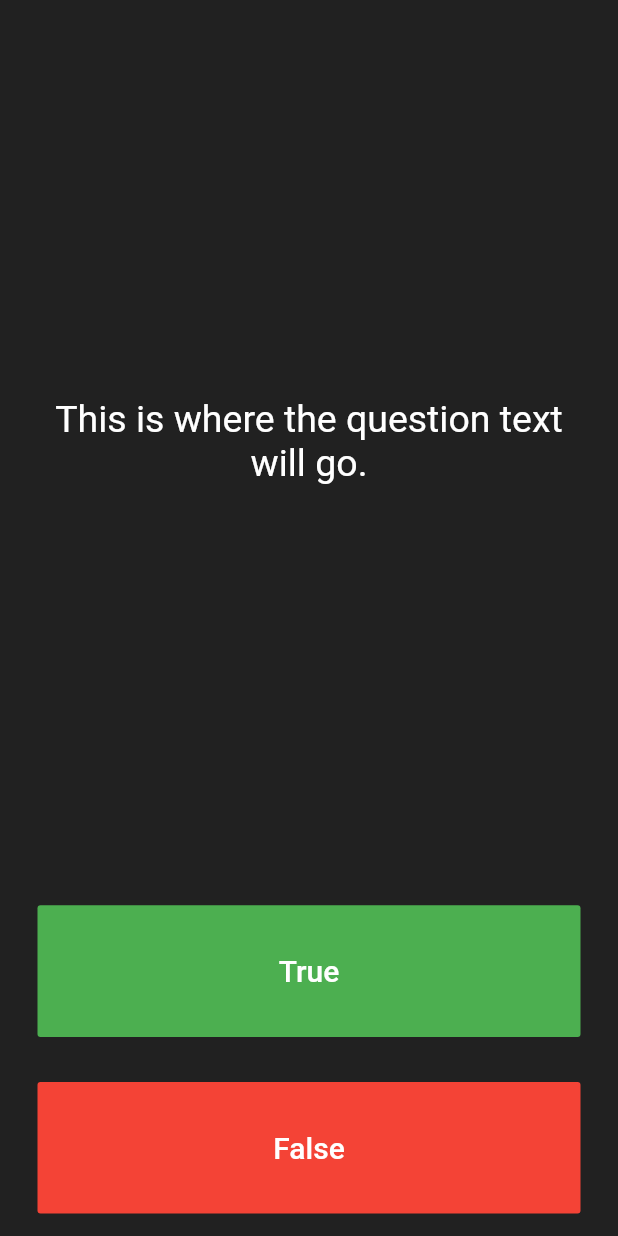
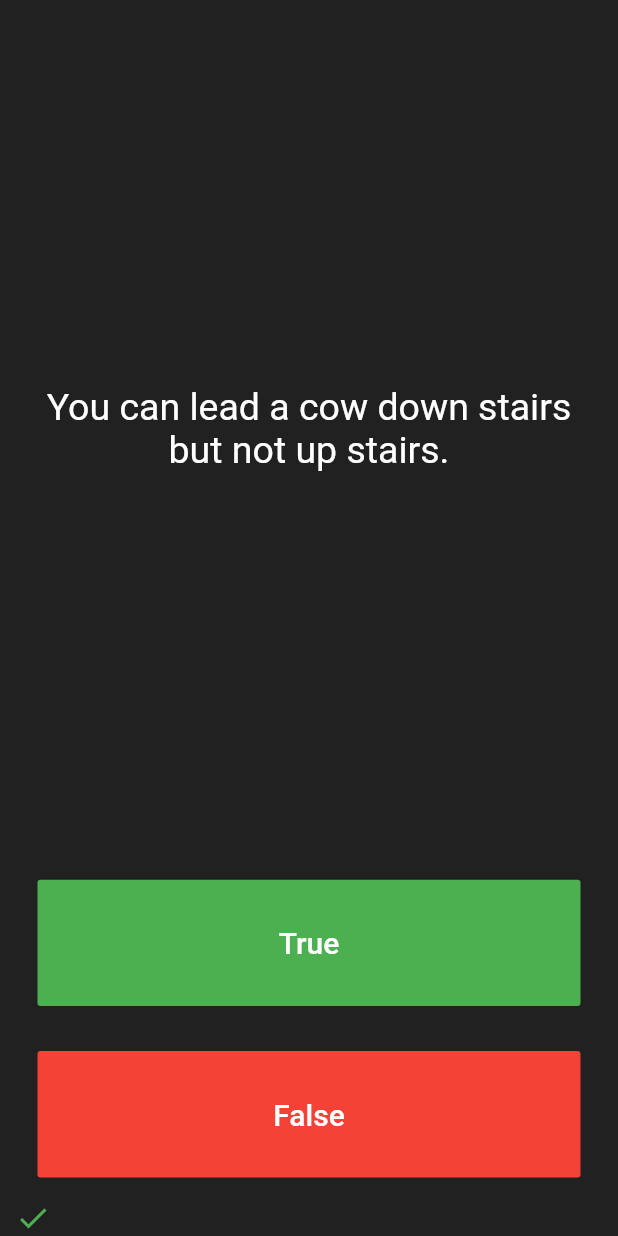
Before and after one commit to whisping/quizzler-flutter, a Flutter app: the screen it shows after launch, after a tap on "True", on a phone screen of 412 x 824 dp. Run offline on Flutter 3.47's test engine with Material 2 defaults, Android fonts, the phone set to English and light mode, and no system bars; our stand-ins replace rflutter_alert.

```diff
--- a/lib/main.dart
+++ b/lib/main.dart
@@ -1,4 +1,8 @@
 import 'package:flutter/material.dart';
+import 'quiz_brain.dart';
+import 'package:rflutter_alert/rflutter_alert.dart';
+
+QuizBrain quizBrain = QuizBrain();
 
 void main() => runApp(Quizzler());
 
@@ -25,8 +29,48 @@ class QuizPage extends StatefulWidget {
 }
 
 class _QuizPageState extends State<QuizPage> {
+  int score = 0;
+  List<Icon> scoreKeeper = [];
 
-  List<Icon> scoreKeeper = [];
+  void checkAnswer (bool userPickedAnswer) {
+    bool correctAnswer = quizBrain.getQuestionAnswer();
+
+    setState(() {
+
+      if (correctAnswer == userPickedAnswer) {
+        scoreKeeper.add(Icon(Icons.done, color: Colors.green,));
+        score += 1;
+      } else {
+        scoreKeeper.add(Icon(Icons.close, color: Colors.red,));
+      }
+      if (quizBrain.isFinished()) {
+        int questionsLength = quizBrain.length();
+        Alert(
+          context: context,
+          type: AlertType.none,
+          title: "FINISH!",
+          desc: "Your score is $score/$questionsLength!",
+          buttons: [
+            DialogButton(
+              child: Text(
+                "Start again",
+                style: TextStyle(color: Colors.white, fontSize: 20),
+              ),
+              onPressed: () => Navigator.pop(context),
+              width: 120,
+            )
+          ],
+        ).show();
+        quizBrain.reset();
+        scoreKeeper = [];
+        score = 0;
+      } else {
+        quizBrain.nextQuestion();
+      }
+    });
+  }
+
+
 
   @override
   Widget build(BuildContext context) {
@@ -40,7 +84,7 @@ class _QuizPageState extends State<QuizPage> {
             padding: EdgeInsets.all(10.0),
             child: Center(
               child: Text(
-                'This is where the question text will go.',
+                quizBrain.getQuestionText(),
                 textAlign: TextAlign.center,
                 style: TextStyle(
                   fontSize: 25.0,
@@ -64,9 +108,7 @@ class _QuizPageState extends State<QuizPage> {
                 ),
               ),
               onPressed: () {
-                setState(() {
-                  //scoreKeeper.add(Icon(Icons.close, color: Colors.red,));
-                });
+                checkAnswer(true);
                 //The user picked true.
               },
             ),
@@ -85,7 +127,7 @@ class _QuizPageState extends State<QuizPage> {
                 ),
               ),
               onPressed: () {
-                //The user picked false.
+                checkAnswer(false);
               },
             ),
           ),
@@ -93,7 +135,7 @@ class _QuizPageState extends State<QuizPage> {
         Row(
           children: scoreKeeper,
         )
-        //TODO: Add a Row here as your score keeper
+
       ],
     );
   }
--- /dev/null
+++ b/lib/question.dart
@@ -0,0 +1,9 @@
+class Question {
+  String questionText;
+  bool questionAnswer;
+
+  Question(String q, bool a) {
+    questionText = q;
+    questionAnswer = a;
+  }
+}
--- /dev/null
+++ b/lib/quiz_brain.dart
@@ -0,0 +1,65 @@
+import 'question.dart';
+
+class QuizBrain {
+  int _questionCounter = 0;
+
+  List<Question> _questionList = [
+    Question('Some cats are actually allergic to humans', true),
+    Question('You can lead a cow down stairs but not up stairs.', false),
+    Question('Approximately one quarter of human bones are in the feet.', true),
+    Question('A slug\'s blood is green.', true),
+    Question('Buzz Aldrin\'s mother\'s maiden name was \"Moon\".', true),
+    Question('It is illegal to pee in the Ocean in Portugal.', true),
+    Question(
+        'No piece of square dry paper can be folded in half more than 7 times.',
+        false),
+    Question(
+        'In London, UK, if you happen to die in the House of Parliament, you are technically entitled to a state funeral, because the building is considered too sacred a place.',
+        true),
+    Question(
+        'The loudest sound produced by any animal is 188 decibels. That animal is the African Elephant.',
+        false),
+    Question(
+        'The total surface area of two human lungs is approximately 70 square metres.',
+        true),
+    Question('Google was originally called \"Backrub\".', true),
+    Question(
+        'Chocolate affects a dog\'s heart and nervous system; a few ounces are enough to kill a small dog.',
+        true),
+    Question(
+        'In West Virginia, USA, if you accidentally hit an animal with your car, you are free to take it home to eat.',
+        true),
+  ];
+
+  void nextQuestion () {
+    if (_questionCounter < _questionList.length - 1) {
+      _questionCounter += 1;
+    }
+  }
+
+  bool isFinished () {
+    if (_questionCounter + 1 == _questionList.length) {
+      return true;
+    } else {
+      return false;
+    }
+  }
+
+  void reset() {
+    _questionCounter = 0;
+  }
+
+  String getQuestionText() {
+    return _questionList[_questionCounter].questionText;
+  }
+
+  bool getQuestionAnswer( ) {
+    return _questionList[_questionCounter].questionAnswer;
+  }
+
+  int length() {
+    return _questionList.length;
+  }
+
+
+}
--- a/pubspec.yaml
+++ b/pubspec.yaml
@@ -19,6 +19,7 @@ dependencies:
   # The following adds the Cupertino Icons font to your application.
   # Use with the CupertinoIcons class for iOS style icons.
   cupertino_icons: ^0.1.2
+  rflutter_alert: ^1.0.3
 
 dev_dependencies:
   flutter_test:
```
